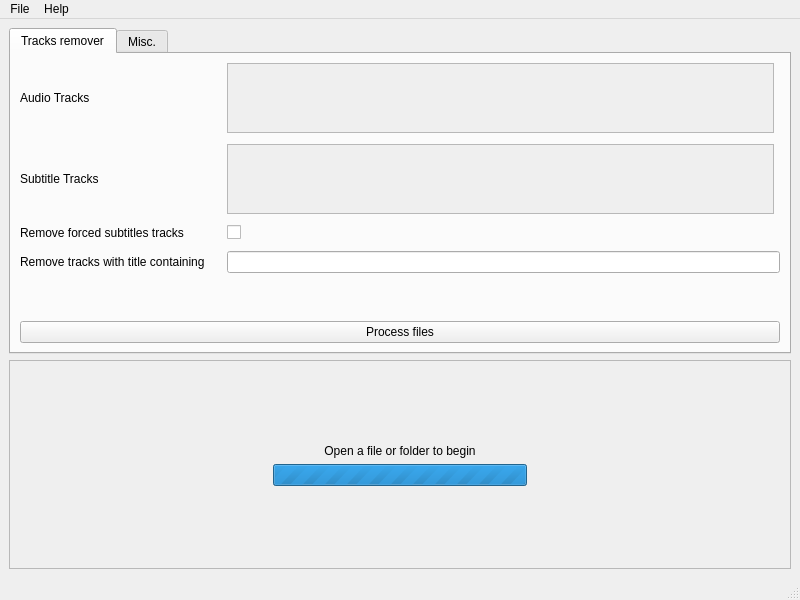
First picture: the form in ui/mainwindow.ui, repository azsde/BatchMkvToolbox, before the edit.
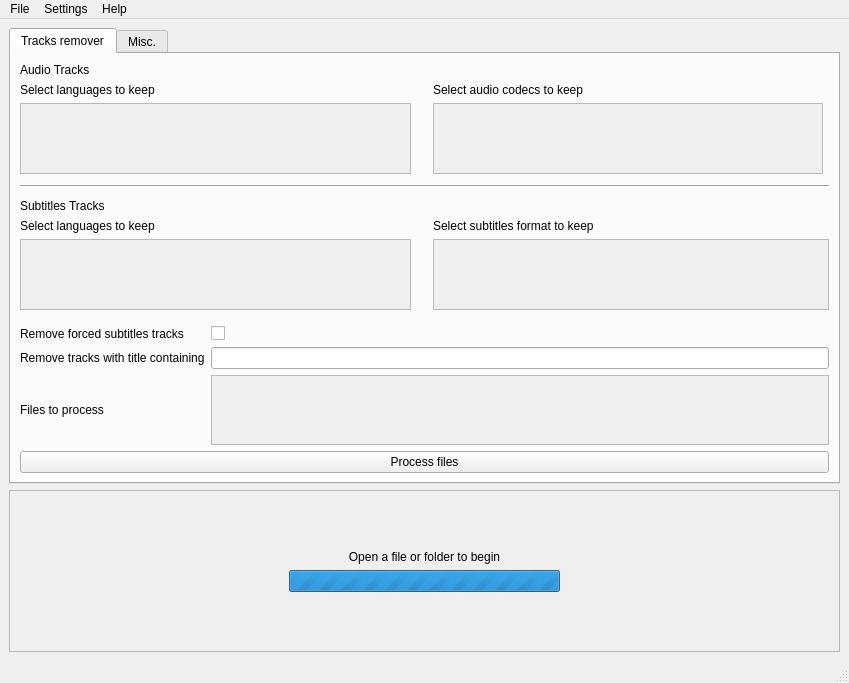
Second picture: the form after the edit.

Commit message:
[DEV] Add audio codecs and subtitles format supports
Tracks can now be filtered out by their codec / subtitle format

What changed in the file:
```diff
--- a/ui/mainwindow.ui
+++ b/ui/mainwindow.ui
@@ -6,8 +6,8 @@
    <rect>
     <x>0</x>
     <y>0</y>
-    <width>800</width>
-    <height>600</height>
+    <width>849</width>
+    <height>683</height>
    </rect>
   </property>
   <property name="windowTitle">
@@ -120,47 +120,75 @@
           <property name="sizeConstraint">
            <enum>QLayout::SetDefaultConstraint</enum>
           </property>
-          <item row="4" column="2">
-           <widget class="QCheckBox" name="checkBox">
-            <property name="layoutDirection">
-             <enum>Qt::LeftToRight</enum>
-            </property>
-            <property name="text">
-             <string/>
-            </property>
-           </widget>
+          <item row="10" column="0" colspan="4">
+           <layout class="QGridLayout" name="gridLayout_8">
+            <item row="0" column="0">
+             <widget class="QLabel" name="remove_forced_subs_label">
+              <property name="sizePolicy">
+               <sizepolicy hsizetype="Maximum" vsizetype="Preferred">
+                <horstretch>0</horstretch>
+                <verstretch>0</verstretch>
+               </sizepolicy>
+              </property>
+              <property name="text">
+               <string>Remove forced subtitles tracks</string>
+              </property>
+             </widget>
+            </item>
+            <item row="2" column="0">
+             <widget class="QLabel" name="files_to_process_label">
+              <property name="text">
+               <string>Files to process</string>
+              </property>
+             </widget>
+            </item>
+            <item row="1" column="0">
+             <widget class="QLabel" name="remove_track_containing_label">
+              <property name="sizePolicy">
+               <sizepolicy hsizetype="Maximum" vsizetype="Preferred">
+                <horstretch>0</horstretch>
+                <verstretch>0</verstretch>
+               </sizepolicy>
+              </property>
+              <property name="text">
+               <string>Remove tracks with title containing</string>
+              </property>
+             </widget>
+            </item>
+            <item row="0" column="1">
+             <widget class="QCheckBox" name="checkBox">
+              <property name="layoutDirection">
+               <enum>Qt::LeftToRight</enum>
+              </property>
+              <property name="text">
+               <string/>
+              </property>
+             </widget>
+            </item>
+            <item row="1" column="1">
+             <widget class="QLineEdit" name="remove_track_title_contains_qlinedit"/>
+            </item>
+            <item row="2" column="1">
+             <widget class="QScrollArea" name="scrollArea">
+              <property name="widgetResizable">
+               <bool>true</bool>
+              </property>
+              <widget class="QWidget" name="scrollAreaWidgetContents_3">
+               <property name="geometry">
+                <rect>
+                 <x>0</x>
+                 <y>0</y>
+                 <width>609</width>
+                 <height>69</height>
+                </rect>
+               </property>
+              </widget>
+             </widget>
+            </item>
+           </layout>
           </item>
-          <item row="4" column="0">
-           <widget class="QLabel" name="label_3">
-            <property name="sizePolicy">
-             <sizepolicy hsizetype="Maximum" vsizetype="Preferred">
-              <horstretch>0</horstretch>
-              <verstretch>0</verstretch>
-             </sizepolicy>
-            </property>
-            <property name="text">
-             <string>Remove forced subtitles tracks</string>
-            </property>
-           </widget>
-          </item>
-          <item row="1" column="2">
-           <spacer name="verticalSpacer_3">
-            <property name="orientation">
-             <enum>Qt::Vertical</enum>
-            </property>
-            <property name="sizeType">
-             <enum>QSizePolicy::Fixed</enum>
-            </property>
-            <property name="sizeHint" stdset="0">
-             <size>
-              <width>20</width>
-              <height>5</height>
-             </size>
-            </property>
-           </spacer>
-          </item>
-          <item row="2" column="0">
-           <widget class="QLabel" name="label_2">
+          <item row="7" column="0">
+           <widget class="QLabel" name="select_subs_language_label">
             <property name="sizePolicy">
              <sizepolicy hsizetype="Maximum" vsizetype="Maximum">
               <horstretch>0</horstretch>
@@ -168,30 +196,46 @@
              </sizepolicy>
             </property>
             <property name="text">
-             <string>Subtitle Tracks</string>
+             <string>Select languages to keep</string>
             </property>
             <property name="alignment">
              <set>Qt::AlignLeading|Qt::AlignLeft|Qt::AlignTop</set>
             </property>
            </widget>
           </item>
-          <item row="5" column="2">
-           <spacer name="verticalSpacer_5">
-            <property name="orientation">
-             <enum>Qt::Vertical</enum>
+          <item row="8" column="0">
+           <widget class="QScrollArea" name="subLanguagesScrollArea">
+            <property name="sizePolicy">
+             <sizepolicy hsizetype="Expanding" vsizetype="Minimum">
+              <horstretch>0</horstretch>
+              <verstretch>0</verstretch>
+             </sizepolicy>
             </property>
-            <property name="sizeType">
-             <enum>QSizePolicy::Fixed</enum>
+            <property name="contextMenuPolicy">
+             <enum>Qt::ActionsContextMenu</enum>
             </property>
-            <property name="sizeHint" stdset="0">
-             <size>
-              <width>20</width>
-              <height>5</height>
-             </size>
+            <property name="widgetResizable">
+             <bool>true</bool>
             </property>
-           </spacer>
+            <widget class="QWidget" name="subLanguagesScrollAreaWidget">
+             <property name="geometry">
+              <rect>
+               <x>0</x>
+               <y>0</y>
+               <width>387</width>
+               <height>69</height>
+              </rect>
+             </property>
+             <property name="maximumSize">
+              <size>
+               <width>16777215</width>
+               <height>16777215</height>
+              </size>
+             </property>
+            </widget>
+           </widget>
           </item>
-          <item row="0" column="1">
+          <item row="2" column="1">
            <spacer name="horizontalSpacer_3">
             <property name="orientation">
              <enum>Qt::Horizontal</enum>
@@ -207,30 +251,15 @@
             </property>
            </spacer>
           </item>
-          <item row="3" column="2">
-           <spacer name="verticalSpacer_4">
-            <property name="orientation">
-             <enum>Qt::Vertical</enum>
+          <item row="7" column="2">
+           <widget class="QLabel" name="select_subs_codec_label">
+            <property name="text">
+             <string>Select subtitles format to keep</string>
             </property>
-            <property name="sizeType">
-             <enum>QSizePolicy::Fixed</enum>
-            </property>
-            <property name="sizeHint" stdset="0">
-             <size>
-              <width>20</width>
-              <height>5</height>
-             </size>
-            </property>
-           </spacer>
+           </widget>
           </item>
-          <item row="2" column="2">
-           <widget class="QScrollArea" name="subTracksScrollArea">
-            <property name="sizePolicy">
-             <sizepolicy hsizetype="Expanding" vsizetype="Minimum">
-              <horstretch>0</horstretch>
-              <verstretch>0</verstretch>
-             </sizepolicy>
-            </property>
+          <item row="8" column="2" colspan="2">
+           <widget class="QScrollArea" name="subsCodecsScrollArea">
             <property name="contextMenuPolicy">
              <enum>Qt::ActionsContextMenu</enum>
             </property>
@@ -242,37 +271,124 @@
               <rect>
                <x>0</x>
                <y>0</y>
-               <width>540</width>
+               <width>392</width>
                <height>69</height>
               </rect>
              </property>
-             <property name="maximumSize">
-              <size>
-               <width>16777215</width>
-               <height>16777215</height>
-              </size>
-             </property>
             </widget>
            </widget>
           </item>
           <item row="0" column="0">
-           <widget class="QLabel" name="label">
-            <property name="sizePolicy">
-             <sizepolicy hsizetype="Maximum" vsizetype="Maximum">
-              <horstretch>0</horstretch>
-              <verstretch>0</verstretch>
-             </sizepolicy>
-            </property>
+           <widget class="QLabel" name="audio_tracks_label">
             <property name="text">
              <string>Audio Tracks</string>
             </property>
+           </widget>
+          </item>
+          <item row="3" column="0">
+           <spacer name="verticalSpacer_3">
+            <property name="orientation">
+             <enum>Qt::Vertical</enum>
+            </property>
+            <property name="sizeType">
+             <enum>QSizePolicy::Fixed</enum>
+            </property>
+            <property name="sizeHint" stdset="0">
+             <size>
+              <width>20</width>
+              <height>5</height>
+             </size>
+            </property>
+           </spacer>
+          </item>
+          <item row="4" column="0" colspan="4">
+           <widget class="Line" name="line">
+            <property name="sizePolicy">
+             <sizepolicy hsizetype="Expanding" vsizetype="Fixed">
+              <horstretch>0</horstretch>
+              <verstretch>0</verstretch>
+             </sizepolicy>
+            </property>
+            <property name="orientation">
+             <enum>Qt::Horizontal</enum>
+            </property>
+           </widget>
+          </item>
+          <item row="1" column="0">
+           <widget class="QLabel" name="select_audio_language_label">
+            <property name="sizePolicy">
+             <sizepolicy hsizetype="Maximum" vsizetype="Maximum">
+              <horstretch>0</horstretch>
+              <verstretch>0</verstretch>
+             </sizepolicy>
+            </property>
+            <property name="text">
+             <string>Select languages to keep</string>
+            </property>
             <property name="alignment">
              <set>Qt::AlignLeading|Qt::AlignLeft|Qt::AlignTop</set>
             </property>
            </widget>
           </item>
-          <item row="0" column="2">
-           <widget class="QScrollArea" name="audioTracksScrollArea">
+          <item row="6" column="0">
+           <widget class="QLabel" name="subs_track_label">
+            <property name="text">
+             <string>Subtitles Tracks</string>
+            </property>
+           </widget>
+          </item>
+          <item row="5" column="0">
+           <spacer name="verticalSpacer_6">
+            <property name="orientation">
+             <enum>Qt::Vertical</enum>
+            </property>
+            <property name="sizeType">
+             <enum>QSizePolicy::Fixed</enum>
+            </property>
+            <property name="sizeHint" stdset="0">
+             <size>
+              <width>20</width>
+              <height>5</height>
+             </size>
+            </property>
+           </spacer>
+          </item>
+          <item row="1" column="2">
+           <widget class="QLabel" name="select_audio_codec_label">
+            <property name="text">
+             <string>Select audio codecs to keep</string>
+            </property>
+           </widget>
+          </item>
+          <item row="14" column="0" colspan="4">
+           <widget class="QPushButton" name="processFilesPushButton">
+            <property name="text">
+             <string>Process files</string>
+            </property>
+           </widget>
+          </item>
+          <item row="2" column="2">
+           <widget class="QScrollArea" name="audioCodecsScrollArea">
+            <property name="contextMenuPolicy">
+             <enum>Qt::ActionsContextMenu</enum>
+            </property>
+            <property name="widgetResizable">
+             <bool>true</bool>
+            </property>
+            <widget class="QWidget" name="audioCodecsScrollAreaWidget">
+             <property name="geometry">
+              <rect>
+               <x>0</x>
+               <y>0</y>
+               <width>386</width>
+               <height>70</height>
+              </rect>
+             </property>
+            </widget>
+           </widget>
+          </item>
+          <item row="2" column="0">
+           <widget class="QScrollArea" name="audioLanguagesScrollArea">
             <property name="sizePolicy">
              <sizepolicy hsizetype="Expanding" vsizetype="Minimum">
               <horstretch>0</horstretch>
@@ -294,13 +410,13 @@
             <property name="widgetResizable">
              <bool>true</bool>
             </property>
-            <widget class="QWidget" name="audioTracksScrollAreaWidget">
+            <widget class="QWidget" name="audioLanguagesScrollAreaWidget">
              <property name="geometry">
               <rect>
                <x>0</x>
                <y>0</y>
-               <width>540</width>
-               <height>69</height>
+               <width>387</width>
+               <height>70</height>
               </rect>
              </property>
              <property name="maximumSize">
@@ -312,38 +428,18 @@
             </widget>
            </widget>
           </item>
-          <item row="8" column="0" colspan="4">
-           <widget class="QPushButton" name="pushButton">
-            <property name="text">
-             <string>Process files</string>
-            </property>
-           </widget>
-          </item>
-          <item row="6" column="0">
-           <widget class="QLabel" name="label_4">
-            <property name="sizePolicy">
-             <sizepolicy hsizetype="Maximum" vsizetype="Preferred">
-              <horstretch>0</horstretch>
-              <verstretch>0</verstretch>
-             </sizepolicy>
-            </property>
-            <property name="text">
-             <string>Remove tracks with title containing</string>
-            </property>
-           </widget>
-          </item>
-          <item row="6" column="2" colspan="2">
-           <widget class="QLineEdit" name="lineEdit"/>
-          </item>
-          <item row="7" column="0">
-           <spacer name="verticalSpacer_6">
+          <item row="9" column="0">
+           <spacer name="verticalSpacer_4">
             <property name="orientation">
              <enum>Qt::Vertical</enum>
             </property>
+            <property name="sizeType">
+             <enum>QSizePolicy::Fixed</enum>
+            </property>
             <property name="sizeHint" stdset="0">
              <size>
               <width>20</width>
-              <height>40</height>
+              <height>10</height>
              </size>
             </property>
            </spacer>
@@ -366,7 +462,7 @@
     <rect>
      <x>0</x>
      <y>0</y>
-     <width>800</width>
+     <width>849</width>
      <height>22</height>
     </rect>
    </property>
@@ -386,7 +482,14 @@
     </property>
     <addaction name="actionAbout"/>
    </widget>
+   <widget class="QMenu" name="menuSettings">
+    <property name="title">
+     <string>Settings</string>
+    </property>
+    <addaction name="actionEdit_settings"/>
+   </widget>
    <addaction name="menuTest"/>
+   <addaction name="menuSettings"/>
    <addaction name="menuHelp"/>
   </widget>
   <widget class="QStatusBar" name="statusbar"/>
```
Left out of the diff: 93 changed lines with no effect on the pictures. The commit also changes 4 other files.
